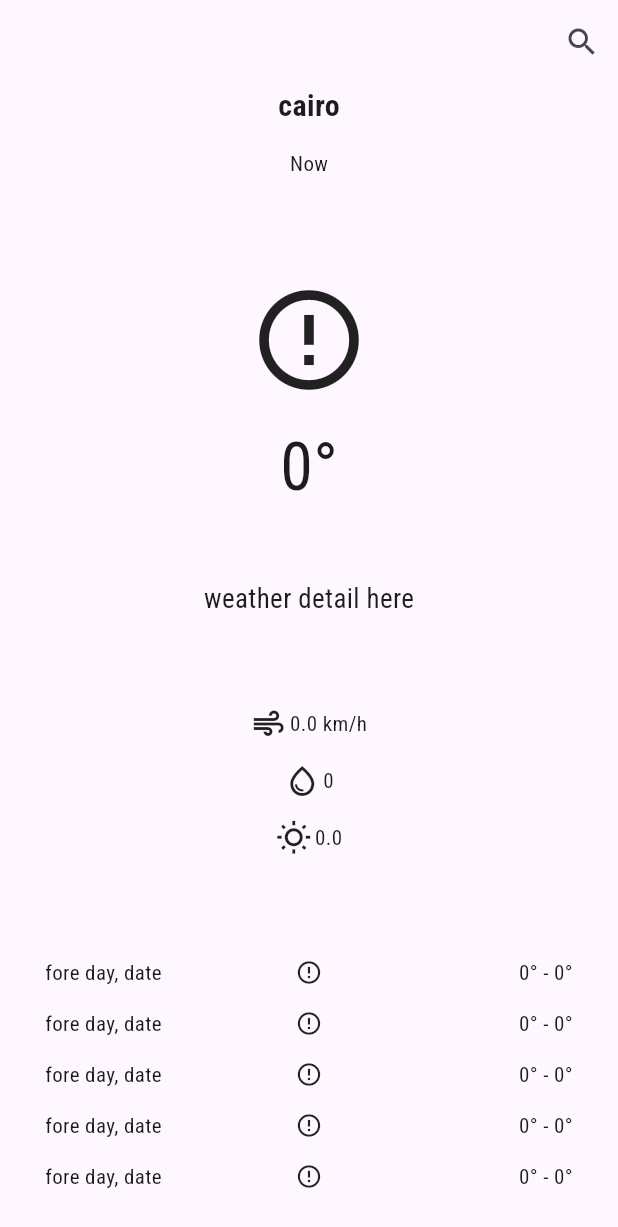
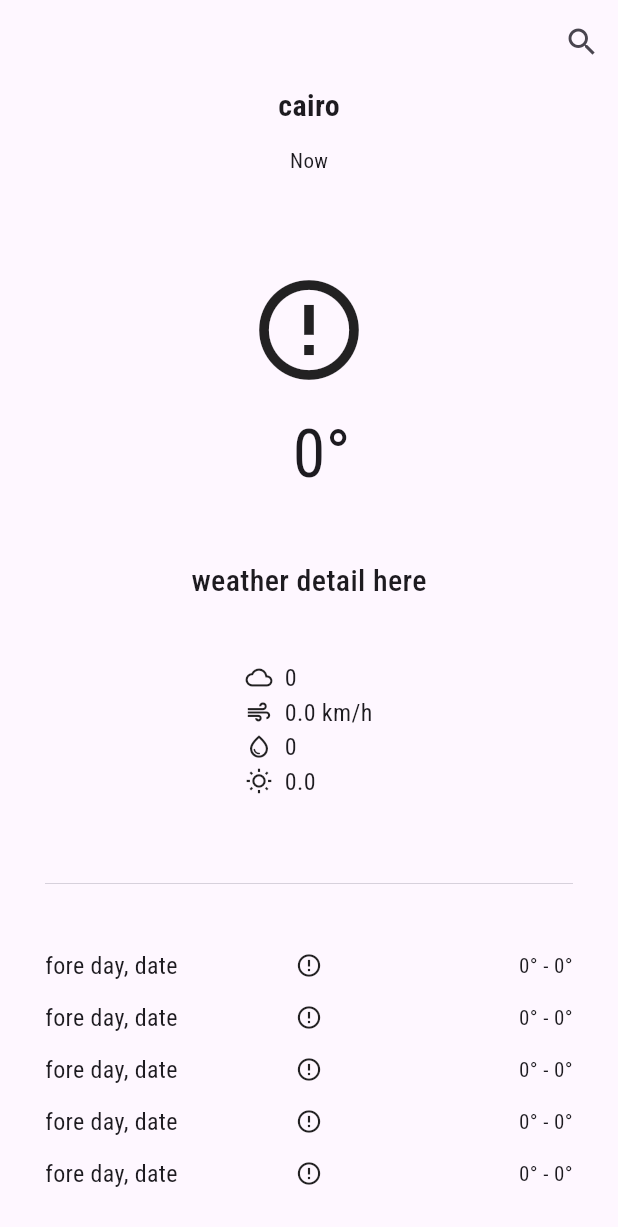
Before and after one commit to MirnaEmbaby/Sky_Mood, a Flutter app: the screen it shows after launch, on a phone screen of 412 x 824 dp. Shown: the top 1227 px of the screen. Run offline on Flutter 3.47's test engine with Material 3 defaults, Android fonts, the light colour scheme and no system bars; our stand-ins replace bloc, dio, flutter_bloc; network calls fail.

Commit message:
current data - image

```diff
--- a/lib/layout/layout.dart
+++ b/lib/layout/layout.dart
@@ -1,3 +1,4 @@
+import 'package:flutter/cupertino.dart';
 import 'package:flutter/material.dart';
 import 'package:flutter_bloc/flutter_bloc.dart';
 import 'package:skymood/shared/components/components.dart';
@@ -27,10 +28,7 @@ class AppLayout extends StatelessWidget {
               ),
               body: Padding(
                 padding: const EdgeInsets.only(
-                  bottom: 30.0,
-                  left: 30.0,
-                  right: 30.0,
-                ),
+                    bottom: 30.0, left: 30.0, right: 30.0),
                 child: Column(
                   mainAxisAlignment: MainAxisAlignment.spaceBetween,
                   children: [
@@ -54,27 +52,57 @@ class AppLayout extends StatelessWidget {
                       cubit.weatherIcon,
                       size: 80.0,
                     ),
-                    Text(
-                      '${cubit.nowDegree.toString()}°',
+                    Row(
+                      mainAxisAlignment: MainAxisAlignment.spaceBetween,
+                      children: [
+                        Expanded(child: Container()),
+                        Center(
+                          child: Text(
+                            cubit.nowDegree.toString(),
                             style: const TextStyle(
                               fontSize: 44.0,
                               fontFamily: 'RobotoCondensed',
                             ),
                           ),
+                        ),
+                        const Expanded(
+                          child: Text(
+                            '°',
+                            style: TextStyle(
+                              fontSize: 44.0,
+                              fontFamily: 'RobotoCondensed',
+                            ),
+                          ),
+                        ),
+                      ],
+                    ),
                     const SizedBox(height: 15.0),
                     Text(
                       cubit.weatherDetail,
                       style: const TextStyle(
-                        fontSize: 18.0,
+                        fontSize: 20.0,
                         fontFamily: 'RobotoCondensed',
+                        fontWeight: FontWeight.w500,
                       ),
                     ),
-                    const SizedBox(height: 30.0),
-                    detailRow(context, Icons.air, '${cubit.windSpeed} km/h'),
+                    const SizedBox(height: 15.0),
+                    Column(
+                      mainAxisAlignment: MainAxisAlignment.center,
+                      crossAxisAlignment: CrossAxisAlignment.start,
+                      children: [
+                        detailRow(context, Icons.wb_cloudy_outlined,
+                            '${cubit.cloud}'),
+                        detailRow(
+                            context, Icons.air, '${cubit.windSpeed} km/h'),
                         detailRow(context, Icons.water_drop_outlined,
                             '${cubit.humidity}'),
-                    detailRow(context, Icons.wb_sunny_outlined, '${cubit.uv}'),
+                        detailRow(
+                            context, Icons.wb_sunny_outlined, '${cubit.uv}'),
                         const SizedBox(height: 40.0),
+                      ],
+                    ),
+                    const Divider(height: 10.0, thickness: 0.5),
+                    const SizedBox(height: 15.0),
                     forecastItem(context),
                     forecastItem(context),
                     forecastItem(context),
--- a/lib/shared/components/components.dart
+++ b/lib/shared/components/components.dart
@@ -2,16 +2,14 @@ import 'package:flutter/material.dart';
 import 'package:skymood/shared/cubit/cubit.dart';
 
 Widget detailRow(BuildContext context, IconData icon, String detail) => Row(
-      mainAxisAlignment: MainAxisAlignment.center,
+      mainAxisSize: MainAxisSize.min,
       children: [
-        Icon(icon),
-        const SizedBox(
-          width: 2.0,
-        ),
+        Icon(icon, size: 18.0),
+        const SizedBox(width: 8.0),
         Text(
           detail,
           style: const TextStyle(
-            fontSize: 14.0,
+            fontSize: 16.0,
             fontFamily: 'RobotoCondensed',
           ),
         ),
@@ -25,7 +23,7 @@ Widget forecastItem(BuildContext context) => Row(
           child: Text(
             AppCubit.get(context).forecastDayDate,
             style: const TextStyle(
-              fontSize: 14.0,
+              fontSize: 16.0,
               fontFamily: 'RobotoCondensed',
             ),
           ),
--- a/lib/shared/cubit/cubit.dart
+++ b/lib/shared/cubit/cubit.dart
@@ -12,6 +12,7 @@ class AppCubit extends Cubit<AppStates> {
   IconData weatherIcon = Icons.error_outline;
   int nowDegree = 00;
   String weatherDetail = 'weather detail here';
+  int cloud = 0;
   double windSpeed = 0.0;
   int humidity = 0;
   double uv = 0.0;
@@ -35,6 +36,7 @@ class AppCubit extends Cubit<AppStates> {
           '${value.data['location']['name']}, ${value.data['location']['country']}';
       nowDegree = current['temp_c'].round();
       weatherDetail = current['condition']['text'];
+      cloud = current['cloud'];
       windSpeed = current['wind_kph'];
       humidity = current['humidity'];
       uv = current['uv'];
```
Lines whose indentation alone changed are shown as unchanged.
